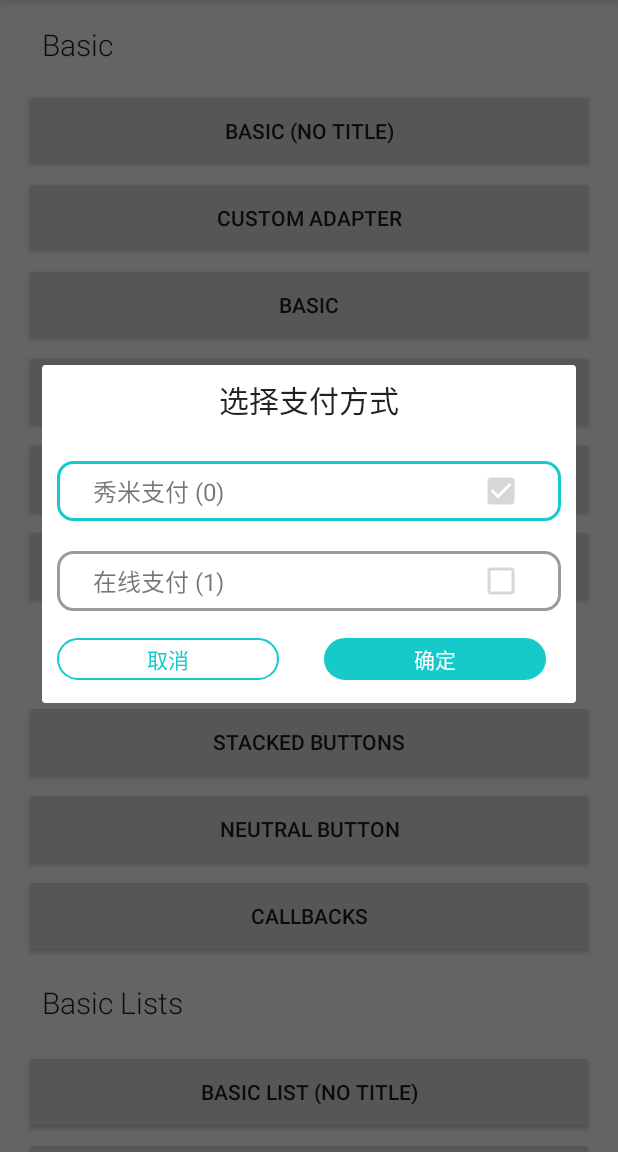
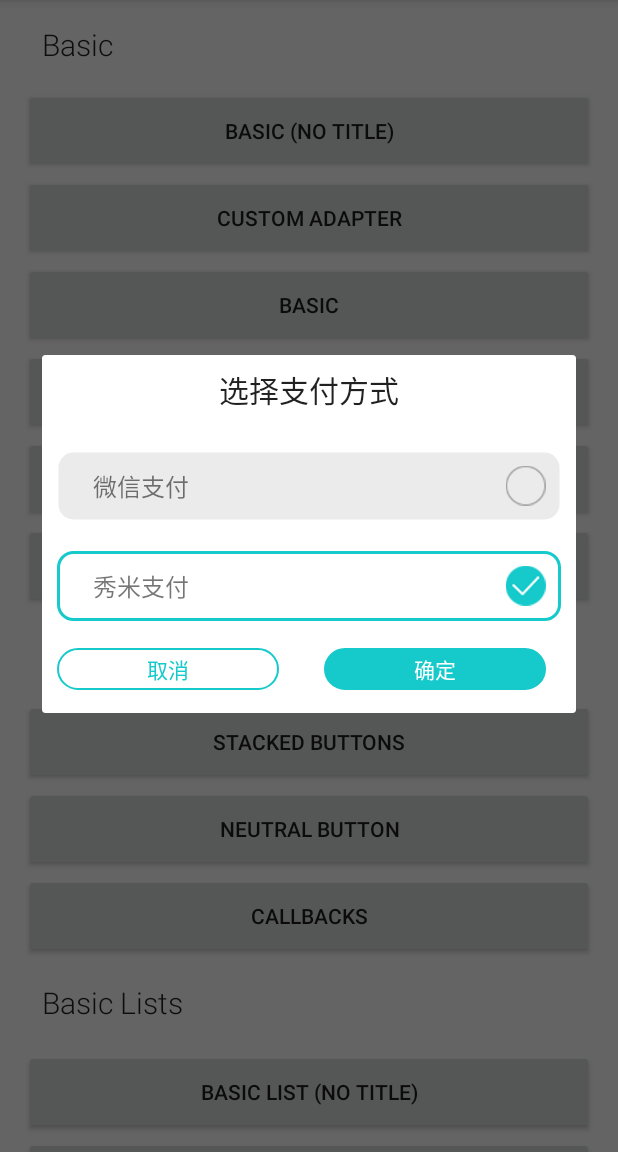
Before and after one commit to gyymz1993/dialogUtils, an Android app: the MainActivity screen opened directly, with no data from a screen before it, after a tap on "CUSTOM ADAPTER", on a phone screen of 412 x 824 dp, the part 84-1236 px from its top. Run offline under Robolectric (Android 15) with nearby library versions, the phone set to English and light mode, and no system bars; our stand-ins replace ButterKnife; libraries missing offline, so code that uses them is left out: me.zhanghai.android.

```diff
--- /dev/null
+++ b/core/src/main/res/drawable/collect_checkbox_style.xml
@@ -0,0 +1,5 @@
+<?xml version="1.0" encoding="utf-8"?>
+<selector xmlns:android="http://schemas.android.com/apk/res/android">
+    <item android:drawable="@mipmap/dialog_seletor_checked" android:state_selected="true" />
+    <item android:drawable="@mipmap/dialog_seletor_normal" android:state_selected="false" />
+</selector>
--- a/core/src/main/res/drawable/dialog_item_enabled_bg.xml
+++ b/core/src/main/res/drawable/dialog_item_enabled_bg.xml
@@ -1,7 +1,7 @@
 <?xml version="1.0" encoding="utf-8"?>
 <shape xmlns:android="http://schemas.android.com/apk/res/android"
     android:shape="rectangle">
-    <solid android:color="#9b9b9b" />
+    <solid android:color="@color/not_select" />
     <corners android:radius="10dip" />
     <stroke android:width="2dp" android:color="@android:color/transparent"/>
 </shape>
--- a/core/src/main/res/drawable/dialog_item_normal_bg.xml
+++ b/core/src/main/res/drawable/dialog_item_normal_bg.xml
@@ -3,5 +3,5 @@
     android:shape="rectangle">
     <solid android:color="@android:color/transparent" />
     <corners android:radius="10dip" />
-    <stroke android:width="2dp" android:color="#9b9b9b"/>
+    <stroke android:width="2dp" android:color="@color/not_select"/>
 </shape>
--- a/core/src/main/res/drawable/dialog_loading.xml
+++ b/core/src/main/res/drawable/dialog_loading.xml
@@ -1,5 +1,5 @@
 <?xml version="1.0" encoding="utf-8"?>
 <animated-rotate xmlns:android="http://schemas.android.com/apk/res/android"
-    android:drawable="@drawable/loding_icon"
+    android:drawable="@mipmap/loding_icon"
     android:pivotX="50%"
     android:pivotY="50%" />
--- a/core/src/main/res/layout/one_touch_layout.xml
+++ b/core/src/main/res/layout/one_touch_layout.xml
@@ -19,7 +19,9 @@
             android:layout_width="wrap_content"
             android:layout_height="28dp"
             android:layout_gravity="center"
-            android:minWidth="88dp"
+            android:layout_marginLeft="10dp"
+            android:layout_marginRight="20dp"
+            android:minWidth="110dp"
             />
 
 
--- a/core/src/main/res/values/colors.xml
+++ b/core/src/main/res/values/colors.xml
@@ -19,4 +19,5 @@
 
   <color name="md_edittext_error">#DD2C00</color>
 
+  <color name="not_select">#FFEBEBEB</color>
 </resources>
--- a/sample/src/main/java/com/afollestad/materialdialogssample/ButtonItemAdapter.java
+++ b/sample/src/main/java/com/afollestad/materialdialogssample/ButtonItemAdapter.java
@@ -12,12 +12,14 @@
 import android.widget.RelativeLayout;
 import android.widget.TextView;
 
+import java.util.List;
+
 /**
  * Simple adapter example for custom items in the dialog
  */
 class ButtonItemAdapter extends RecyclerView.Adapter<ButtonItemAdapter.ButtonVH> {
 
-    private final CharSequence[] items;
+    private List<String> mItems;
     private ItemCallback itemCallback;
     private ButtonCallback buttonCallback;
     private int mSelectedPos = -1;//实现单选  方法二，变量保存当前选中的position
@@ -32,13 +34,10 @@
         this.itemPositionEnabled = itemPositionEnabled;
     }
 
-    ButtonItemAdapter(Context context, @ArrayRes int arrayResId) {
-        this(context.getResources().getTextArray(arrayResId));
+    ButtonItemAdapter(List<String> items) {
+        this.mItems = items;
     }
 
-    private ButtonItemAdapter(CharSequence[] items) {
-        this.items = items;
-    }
 
     void setCallbacks(ItemCallback itemCallback, ButtonCallback buttonCallback) {
         this.itemCallback = itemCallback;
@@ -56,53 +55,74 @@
     @SuppressLint("SetTextI18n")
     @Override
     public void onBindViewHolder(ButtonVH holder, int position) {
-        holder.title.setText(items[position] + " (" + position + ")");
+        holder.title.setText(mItems.get(position));
         holder.checkBox.setTag(position);
+        if (itemPositionEnabled == mSelectedPos) {
+            //设置默认项
+            new Exception("被禁用项和默认项不能为同一个");
+        }
         holder.checkBox.setChecked(mSelectedPos == position);
-
-//        if (itemPositionEnabled == -1) {
-//            //设置默认项
-//            mSelectedPos = 0;
-//        }
+        holder.checkBox.setSelected(mSelectedPos == position);
         if (itemPositionEnabled == position) {
-            for (int i = 0; i < items.length; i++) {
+            for (int i = 0; i < mItems.size(); i++) {
                 if (i != itemPositionEnabled) {
                     mSelectedPos = i;
                 }
             }
             holder.idRyRootItme.setEnabled(false);
+            holder.checkBox.setEnabled(false);
         }
 
         if (mSelectedPos == position) {
             holder.idRyRootItme.setBackgroundResource(R.drawable.dialog_item_select_bg);
         } else if (itemPositionEnabled == position) {
             holder.idRyRootItme.setBackgroundResource(R.drawable.dialog_item_enabled_bg);
+        } else if (mSelectedPos == position) {
+            //holder.checkBox.setChecked(false);
         } else {
             holder.idRyRootItme.setBackgroundResource(R.drawable.dialog_item_normal_bg);
         }
-        holder.itemView.setOnClickListener(new View.OnClickListener() {
+//        holder.itemView.setOnClickListener(new View.OnClickListener() {
+//            @Override
+//            public void onClick(View v) {
+//
+//            }
+//        });
+
+        ItemCheckListener  itemCheckListener=new ItemCheckListener(holder,position);
+        holder.itemView.setOnClickListener(itemCheckListener);
+        holder.checkBox.setOnClickListener(itemCheckListener);
+    }
+
+
+    public class ItemCheckListener implements View.OnClickListener {
+        ButtonVH holder;
+        int position;
+        public  ItemCheckListener (ButtonVH buttonVH,int mposition){
+            this.holder=buttonVH;
+            this.position=mposition;
+        }
         @Override
         public void onClick(View v) {
             if (holder.adapter.itemCallback == null) {
                 return;
             }
-                if (mSelectedPos==position){
+            if (mSelectedPos == position) {
                 return;
             }
             holder.adapter.buttonCallback.onButtonClicked(position);
             if (mSelectedPos != position) {//当前选中的position和上次选中不是同一个position 执行
                 holder.checkBox.setChecked(true);
+                holder.checkBox.setSelected(true);
                 mSelectedPos = position;
                 notifyDataSetChanged();
             }
         }
-        });
-
     }
 
     @Override
     public int getItemCount() {
-        return items.length;
+        return mItems.size();
     }
 
     interface ItemCallback {
--- a/sample/src/main/java/com/afollestad/materialdialogssample/MainActivity.java
+++ b/sample/src/main/java/com/afollestad/materialdialogssample/MainActivity.java
@@ -46,6 +46,8 @@
 import com.afollestad.materialdialogs.util.DialogUtils;
 
 import java.io.File;
+import java.util.ArrayList;
+import java.util.List;
 
 /**
  * @author Aidan Follestad (afollestad)
@@ -125,6 +127,8 @@
 //        .negativeText(R.string.disagree).contentLineSpacing(1.6f)
 //        .show();
 //        Toast.makeText(getApplication(), "确定", Toast.LENGTH_LONG);
+//
+//
 //        new OneToucDialog.Builder(this)
 //                .title("测试而已")
 //                .content(R.string.shareLocationPrompt)
@@ -146,10 +150,10 @@
 
 
         new OneToucDialog.Builder(this)
-                .title("正在保存")
+                .content("作品生成中"+"\n"+"不可进行操作")
                 .neutralText("取消")
                 .setType(OneToucDialog.Builder.ONE_TOUCH_TYPE)
-                .cancelable(false).setShowLodaing(true).setmWidth(800)
+                .cancelable(false).setShowLodaing(false).setmWidth(800)
                 .show();
 
 
@@ -164,9 +168,15 @@
 
     @OnClick(R.id.customListItems)
     public void showCustomList() {
-        final ButtonItemAdapter adapter = new ButtonItemAdapter(this, R.array.socialNetworks);
-        //adapter.setItemPositionEnabled(0);
-        adapter.setmSelectedPos(0);
+
+        //final ButtonItemAdapter adapter = new ButtonItemAdapter(this, R.array.socialNetworks);
+
+        List<String> mList=new ArrayList<>();
+        mList.add("微信支付");
+        mList.add("秀米支付");
+        final ButtonItemAdapter adapter = new ButtonItemAdapter(mList);
+        adapter.setItemPositionEnabled(0);
+        adapter.setmSelectedPos(1);
         adapter.setCallbacks(new ButtonItemAdapter.ItemCallback() {
             @Override
             public void onItemClicked(int itemIndex) {
--- a/sample/src/main/res/layout/dialog_customlistitem.xml
+++ b/sample/src/main/res/layout/dialog_customlistitem.xml
@@ -5,6 +5,7 @@
     android:descendantFocusability="blocksDescendants"
     android:background="@drawable/dialog_item_select_bg"
     android:layout_margin="10dp"
+    android:clickable="true"
     >
 
     <TextView
@@ -30,9 +31,9 @@
         android:layout_marginBottom="4dp"
         android:layout_marginEnd="@dimen/md_dialog_frame_margin"
         android:layout_marginRight="@dimen/md_dialog_frame_margin"
-        android:layout_marginTop="4dp"
-        android:focusable="false"
-        android:enabled="false"
+        android:background="@drawable/collect_checkbox_style"
+        android:layout_margin="10dp"
+        android:button="@null"
         />
 
 </RelativeLayout>
```
Also changed, not shown: core/src/main/java/com/afollestad/materialdialogs/util/CenterTextView.java (added, +45 -0 lines), core/src/main/res/layout/one_touch_comm.xml (+9 -5 lines), core/src/main/res/drawable/video_collect_checked.png (added), core/src/main/res/drawable/video_collect_normal.png (added), core/src/main/res/mipmap-xxhdpi/dialog_seletor_checked.png (added), core/src/main/res/mipmap-xxhdpi/dialog_seletor_normal.png (added), core/src/main/res/mipmap-xxhdpi/loding_icon.png (renamed from core/src/main/res/drawable/loding_icon.png). Lines whose indentation alone changed are shown as unchanged.
